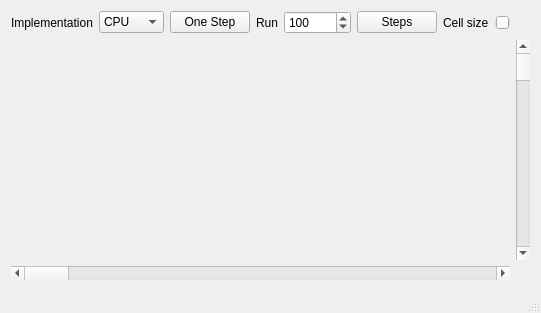
Before: the Qt Designer form wireworld-cuda/mainwindow.ui in eszkadev/wireworld-cuda, drawn with Qt 5.
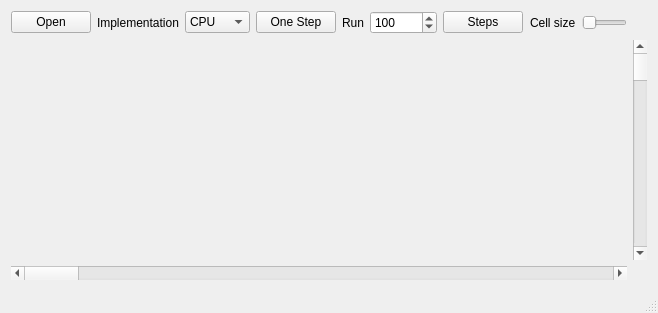
After: the same form once the commit is applied.

Commit message: Open model button

```diff
--- a/wireworld-cuda/mainwindow.ui
+++ b/wireworld-cuda/mainwindow.ui
@@ -6,7 +6,7 @@
    <rect>
     <x>0</x>
     <y>0</y>
-    <width>465</width>
+    <width>658</width>
     <height>313</height>
    </rect>
   </property>
@@ -33,6 +33,13 @@
     </item>
     <item row="0" column="0">
      <layout class="QHBoxLayout" name="horizontalLayout_2">
+      <item>
+       <widget class="QPushButton" name="openButton">
+        <property name="text">
+         <string>Open</string>
+        </property>
+       </widget>
+      </item>
       <item>
        <widget class="QLabel" name="label_3">
         <property name="text">
```
Left out of the diff: 2 changed lines with no effect on the pictures. The commit also changes 3 other files.
